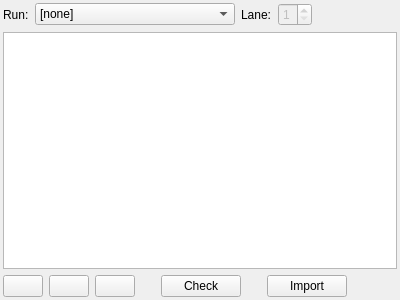
First picture: the form in src/GSmix/RunPlanner.ui, repository imgag/ngs-bits, before the edit.
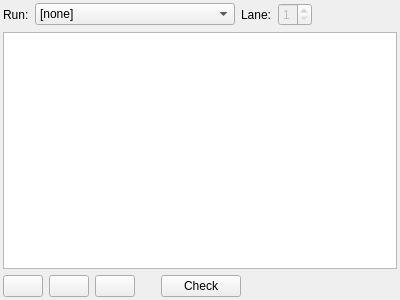
Second picture: the form after the edit. Icons and pictures are not drawn. Custom widgets are drawn as their Qt base class.

Commit message: GSmix: removed unused NGSD import feature

```diff
--- a/src/GSmix/RunPlanner.ui
+++ b/src/GSmix/RunPlanner.ui
@@ -162,33 +162,6 @@
        </property>
       </widget>
      </item>
-     <item>
-      <spacer name="horizontalSpacer_4">
-       <property name="orientation">
-        <enum>Qt::Horizontal</enum>
-       </property>
-       <property name="sizeType">
-        <enum>QSizePolicy::Fixed</enum>
-       </property>
-       <property name="sizeHint" stdset="0">
-        <size>
-         <width>20</width>
-         <height>20</height>
-        </size>
-       </property>
-      </spacer>
-     </item>
-     <item>
-      <widget class="QPushButton" name="importButton">
-       <property name="text">
-        <string>Import</string>
-       </property>
-       <property name="icon">
-        <iconset resource="GSmix.qrc">
-         <normaloff>:/Icons/NGSD.png</normaloff>:/Icons/NGSD.png</iconset>
-       </property>
-      </widget>
-     </item>
      <item>
       <spacer name="horizontalSpacer_3">
        <property name="orientation">
```
The commit also changes 10 other files.
